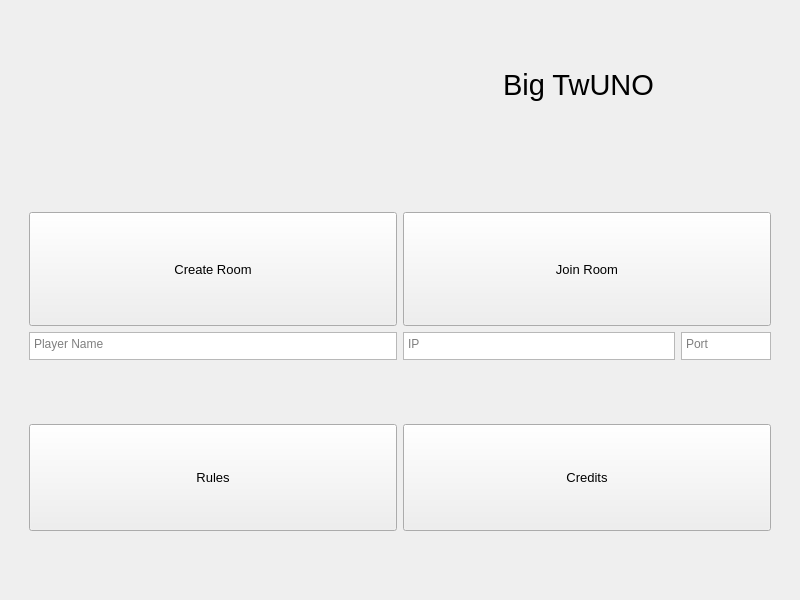
Qt form GraphicsScene/startingwindow.ui (HarrisL2/QtBigTwo) before a commit.
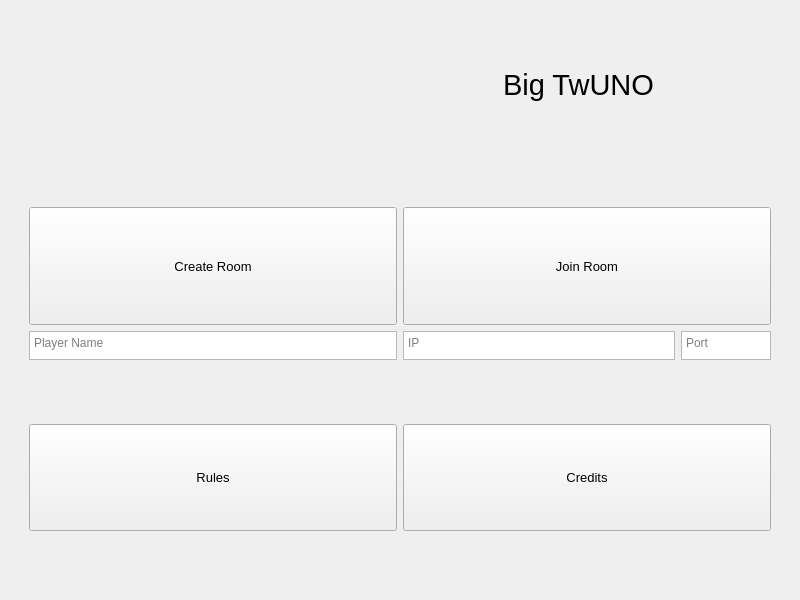
The same form after that commit. Icons and pictures are not drawn.

```diff
--- a/GraphicsScene/startingwindow.ui
+++ b/GraphicsScene/startingwindow.ui
@@ -111,20 +111,15 @@
          <item>
           <layout class="QVBoxLayout" name="verticalLayout_3">
            <item>
-            <spacer name="verticalSpacer">
-             <property name="orientation">
-              <enum>Qt::Vertical</enum>
+            <widget class="QWidget" name="verticalWidget" native="true">
+             <property name="sizePolicy">
+              <sizepolicy hsizetype="Preferred" vsizetype="Preferred">
+               <horstretch>0</horstretch>
+               <verstretch>2</verstretch>
+              </sizepolicy>
              </property>
-             <property name="sizeType">
-              <enum>QSizePolicy::Fixed</enum>
-             </property>
-             <property name="sizeHint" stdset="0">
-              <size>
-               <width>20</width>
-               <height>40</height>
-              </size>
-             </property>
-            </spacer>
+             <layout class="QVBoxLayout" name="verticalLayout_7"/>
+            </widget>
            </item>
            <item>
             <widget class="QPushButton" name="CreateRoom">
@@ -173,6 +168,15 @@
                   <verstretch>0</verstretch>
                  </sizepolicy>
                 </property>
+                <property name="verticalScrollBarPolicy">
+                 <enum>Qt::ScrollBarAlwaysOff</enum>
+                </property>
+                <property name="horizontalScrollBarPolicy">
+                 <enum>Qt::ScrollBarAlwaysOff</enum>
+                </property>
+                <property name="tabChangesFocus">
+                 <bool>true</bool>
+                </property>
                 <property name="placeholderText">
                  <string>Player Name</string>
                 </property>
@@ -186,20 +190,15 @@
          <item>
           <layout class="QVBoxLayout" name="verticalLayout_4">
            <item>
-            <spacer name="verticalSpacer_2">
-             <property name="orientation">
-              <enum>Qt::Vertical</enum>
+            <widget class="QWidget" name="verticalWidget" native="true">
+             <property name="sizePolicy">
+              <sizepolicy hsizetype="Preferred" vsizetype="Preferred">
+               <horstretch>0</horstretch>
+               <verstretch>2</verstretch>
+              </sizepolicy>
              </property>
-             <property name="sizeType">
-              <enum>QSizePolicy::Fixed</enum>
-             </property>
-             <property name="sizeHint" stdset="0">
-              <size>
-               <width>20</width>
-               <height>40</height>
-              </size>
-             </property>
-            </spacer>
+             <layout class="QVBoxLayout" name="verticalLayout_9"/>
+            </widget>
            </item>
            <item>
             <widget class="QPushButton" name="JoinRoom">
@@ -248,6 +247,12 @@
                   <verstretch>0</verstretch>
                  </sizepolicy>
                 </property>
+                <property name="verticalScrollBarPolicy">
+                 <enum>Qt::ScrollBarAlwaysOff</enum>
+                </property>
+                <property name="horizontalScrollBarPolicy">
+                 <enum>Qt::ScrollBarAlwaysOff</enum>
+                </property>
                 <property name="placeholderText">
                  <string>IP</string>
                 </property>
@@ -261,6 +266,12 @@
                   <verstretch>0</verstretch>
                  </sizepolicy>
                 </property>
+                <property name="verticalScrollBarPolicy">
+                 <enum>Qt::ScrollBarAlwaysOff</enum>
+                </property>
+                <property name="horizontalScrollBarPolicy">
+                 <enum>Qt::ScrollBarAlwaysOff</enum>
+                </property>
                 <property name="placeholderText">
                  <string>Port</string>
                 </property>
```
